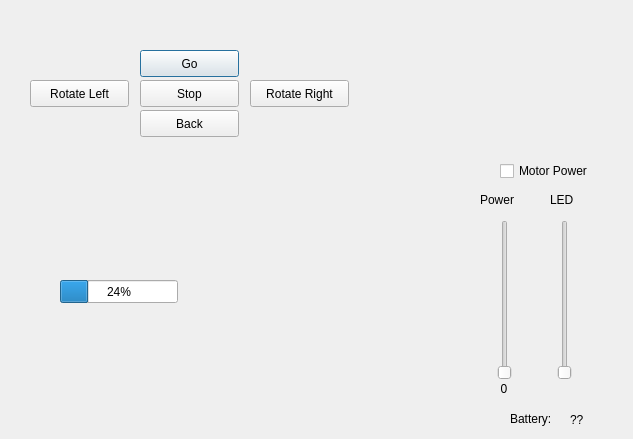
First picture: the form in qt.ui, repository embedCreativity/PalmettoGUI, before the edit.
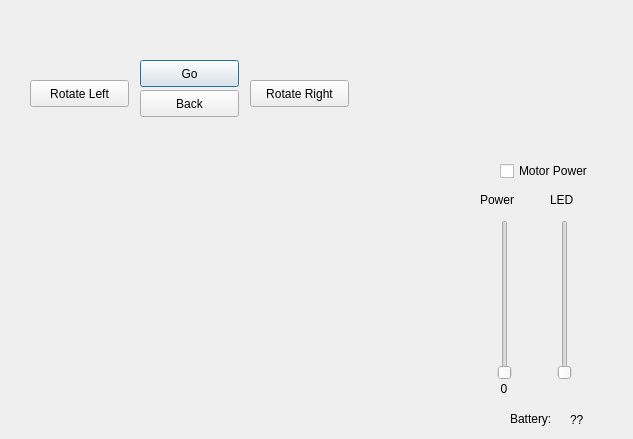
Second picture: the form after the edit.

Commit message: all buttons run via heartbeat servicer now

```diff
--- a/qt.ui
+++ b/qt.ui
@@ -17,7 +17,7 @@
    <property name="geometry">
     <rect>
      <x>140</x>
-     <y>50</y>
+     <y>60</y>
      <width>99</width>
      <height>27</height>
     </rect>
@@ -26,19 +26,6 @@
     <string>Go</string>
    </property>
   </widget>
-  <widget class="QPushButton" name="pbStop">
-   <property name="geometry">
-    <rect>
-     <x>140</x>
-     <y>80</y>
-     <width>99</width>
-     <height>27</height>
-    </rect>
-   </property>
-   <property name="text">
-    <string>Stop</string>
-   </property>
-  </widget>
   <widget class="QPushButton" name="pbRotateRight">
    <property name="geometry">
     <rect>
@@ -124,7 +111,7 @@
    <property name="geometry">
     <rect>
      <x>140</x>
-     <y>110</y>
+     <y>90</y>
      <width>99</width>
      <height>27</height>
     </rect>
@@ -191,19 +178,6 @@
     <string>Motor Power</string>
    </property>
   </widget>
-  <widget class="QProgressBar" name="progressBar">
-   <property name="geometry">
-    <rect>
-     <x>60</x>
-     <y>280</y>
-     <width>118</width>
-     <height>23</height>
-    </rect>
-   </property>
-   <property name="value">
-    <number>24</number>
-   </property>
-  </widget>
  </widget>
  <resources/>
  <connections/>
```
The commit also changes 2 other files.
